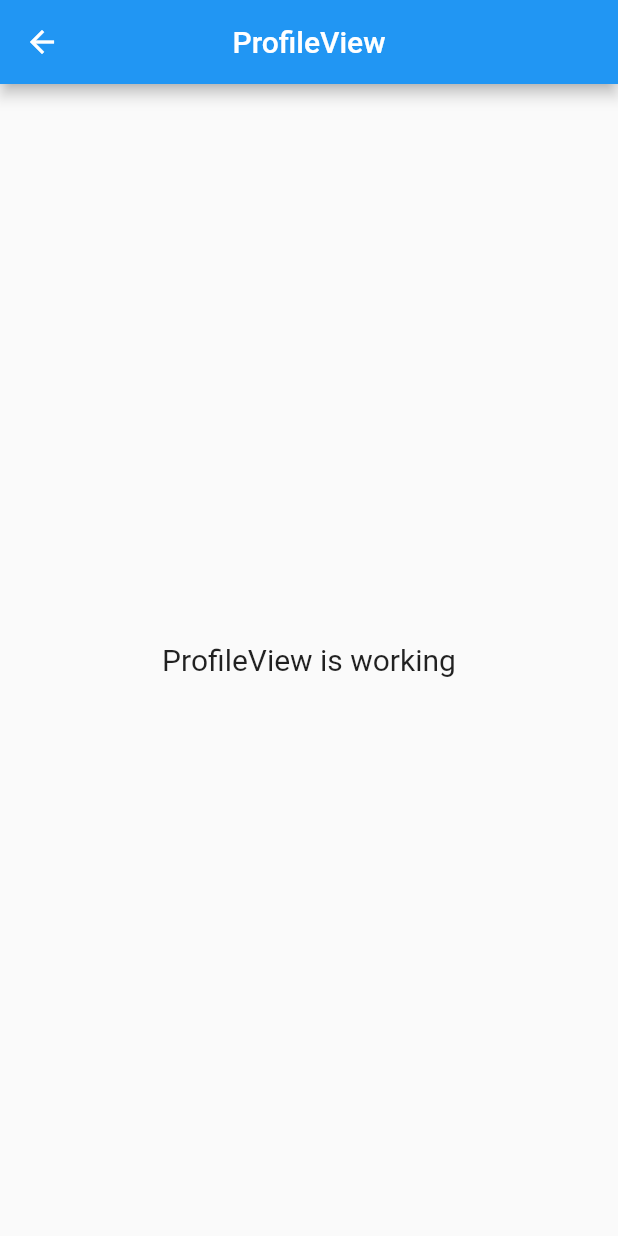
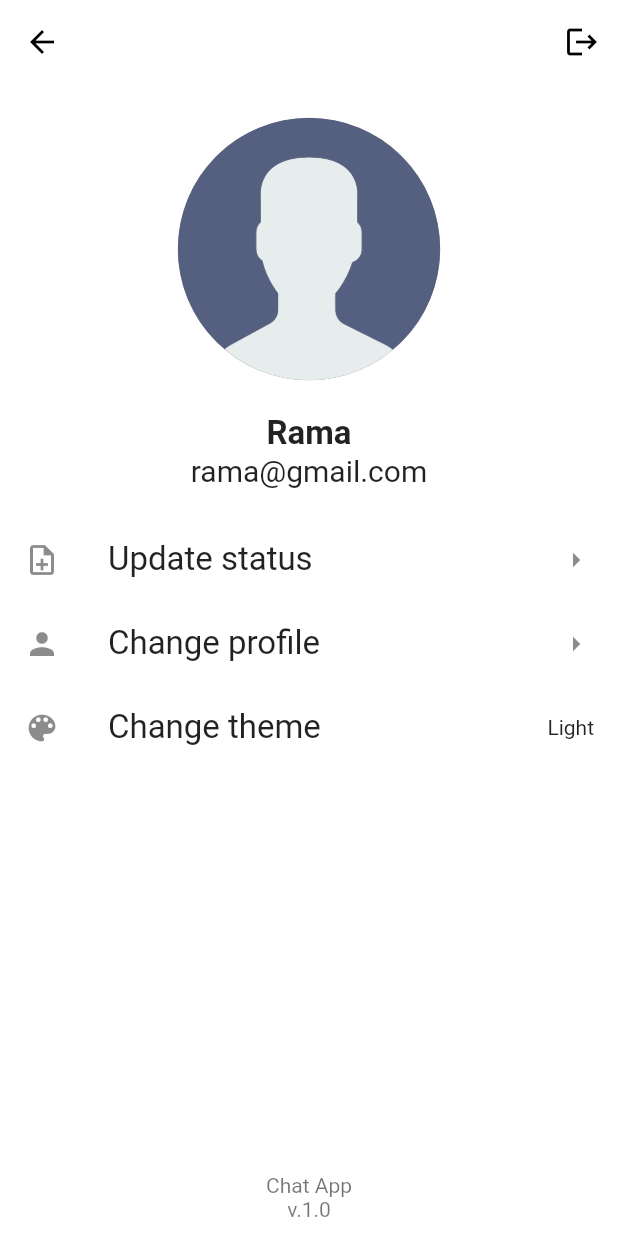
Before and after one commit to R4MA26/chatapp, a Flutter app: the ProfileView screen opened by its route, on a phone screen of 412 x 824 dp. Run offline on Flutter 3.47's test engine with Material 2 defaults, Android fonts, the phone set to English and light mode, and no system bars; drawn by our look-alikes of avatar_glow; our stand-ins replace firebase_core, get, introduction_screen, lottie; accounts and stored records are empty.

Commit message:
ui profile

```diff
--- a/lib/app/modules/profile/views/profile_view.dart
+++ b/lib/app/modules/profile/views/profile_view.dart
@@ -1,3 +1,4 @@
+import 'package:avatar_glow/avatar_glow.dart';
 import 'package:flutter/material.dart';
 
 import 'package:get/get.dart';
@@ -8,15 +9,129 @@ class ProfileView extends GetView<ProfileController> {
   @override
   Widget build(BuildContext context) {
     return Scaffold(
+      backgroundColor: Colors.white,
       appBar: AppBar(
-        title: Text('ProfileView'),
-        centerTitle: true,
+        elevation: 0,
+        backgroundColor: Colors.white,
+        leading: IconButton(
+          onPressed: () {},
+          icon: const Icon(
+            Icons.arrow_back,
+            color: Colors.black,
+          ),
+        ),
+        actions: [
+          IconButton(
+            onPressed: () {},
+            icon: const Icon(
+              Icons.logout,
+              color: Colors.black,
+            ),
+          ),
+        ],
       ),
-      body: Center(
-        child: Text(
-          'ProfileView is working',
-          style: TextStyle(fontSize: 20),
-        ),
+      body: Column(
+        children: [
+          Container(
+            child: Column(
+              children: [
+                AvatarGlow(
+                  endRadius: 110,
+                  glowColor: Colors.black,
+                  duration: const Duration(seconds: 2),
+                  child: Container(
+                    margin: EdgeInsets.all(15),
+                    width: 175,
+                    height: 175,
+                    decoration: BoxDecoration(
+                      color: Colors.black38,
+                      borderRadius: BorderRadius.circular(100),
+                      image: DecorationImage(
+                          image: AssetImage("assets/logo/noimage.png"),
+                          fit: BoxFit.cover),
+                    ),
+                  ),
+                ),
+                Text(
+                  "Rama",
+                  style: TextStyle(
+                    fontSize: 22,
+                    fontWeight: FontWeight.bold,
+                  ),
+                  textAlign: TextAlign.center,
+                ),
+                Text(
+                  "rama@gmail.com",
+                  style: TextStyle(
+                    fontSize: 20,
+                  ),
+                  textAlign: TextAlign.center,
+                ),
+              ],
+            ),
+          ),
+          SizedBox(
+            height: 20,
+          ),
+          Expanded(
+            child: Container(
+              child: Column(
+                children: [
+                  ListTile(
+                    onTap: () {},
+                    leading: Icon(Icons.note_add_outlined),
+                    title: Text(
+                      "Update status",
+                      style: TextStyle(
+                        fontSize: 22,
+                      ),
+                    ),
+                    trailing: Icon(Icons.arrow_right),
+                  ),
+                  ListTile(
+                    onTap: () {},
+                    leading: Icon(Icons.person),
+                    title: Text(
+                      "Change profile",
+                      style: TextStyle(
+                        fontSize: 22,
+                      ),
+                    ),
+                    trailing: Icon(Icons.arrow_right),
+                  ),
+                  ListTile(
+                    onTap: () {},
+                    leading: Icon(Icons.color_lens),
+                    title: Text(
+                      "Change theme",
+                      style: TextStyle(
+                        fontSize: 22,
+                      ),
+                    ),
+                    trailing: Text("Light"),
+                  ),
+                ],
+              ),
+            ),
+          ),
+          Container(
+            margin:
+                EdgeInsets.only(bottom: context.mediaQueryPadding.bottom + 10),
+            child: Column(
+              mainAxisAlignment: MainAxisAlignment.center,
+              children: [
+                Text(
+                  "Chat App",
+                  style: TextStyle(color: Colors.black54),
+                ),
+                Text(
+                  "v.1.0",
+                  style: TextStyle(color: Colors.black54),
+                ),
+              ],
+            ),
+          ),
+        ],
       ),
     );
   }
--- a/lib/main.dart
+++ b/lib/main.dart
@@ -45,7 +45,7 @@ class MyApp extends StatelessWidget {
         if (snapshot.connectionState == ConnectionState.done) {
           return GetMaterialApp(
             title: "chat app",
-            initialRoute: Routes.SEARCH,
+            initialRoute: Routes.PROFILE,
             getPages: AppPages.routes,
           );
           // return FutureBuilder(
--- a/pubspec.yaml
+++ b/pubspec.yaml
@@ -12,6 +12,7 @@ dependencies:
   firebase_auth: 3.3.7
   lottie: 1.2.2
   introduction_screen: 3.0.0
+  avatar_glow: 2.0.2
   flutter:
     sdk: flutter
 
```
Also changed, not shown: pubspec.lock.
